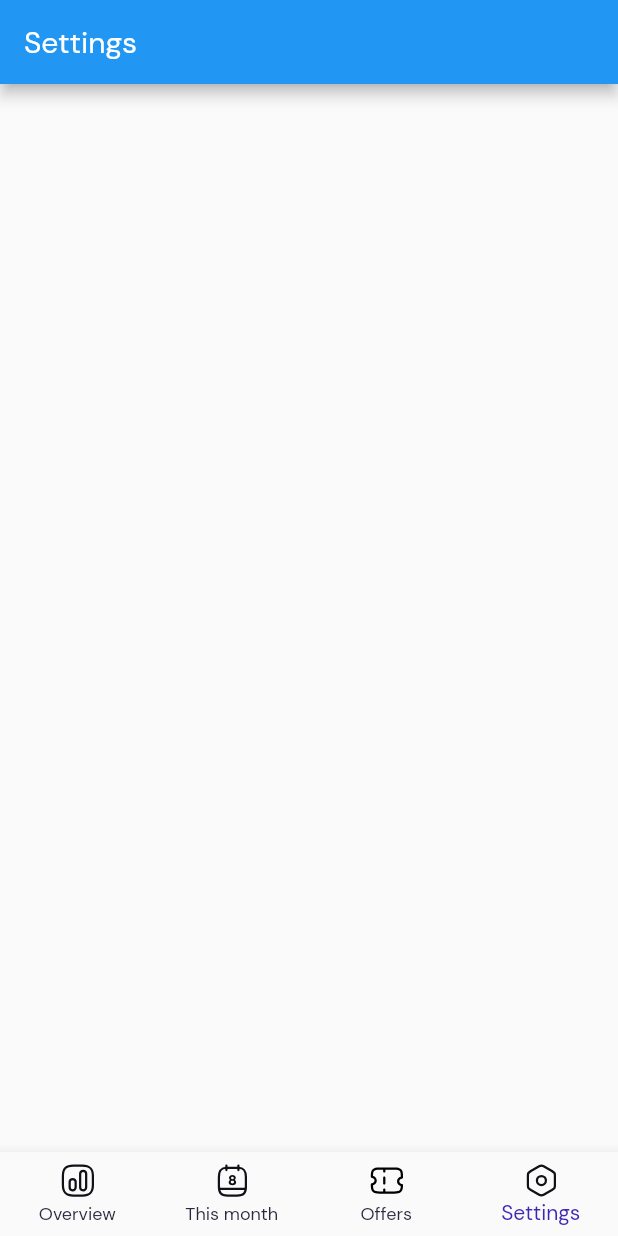
After one commit to arskii/saveit_client, a Flutter app: the screen it shows after launch, item 4 of the bottom bar chosen, on a phone screen of 412 x 824 dp. The commit adds this screen. Run offline on Flutter 3.47's test engine with Material 2 defaults, Android fonts, the phone set to English and light mode, and no system bars; our stand-ins replace flutter_svg.

Commit message:
add bottom navigation

```diff
--- a/lib/components/bottom_menu.dart
+++ b/lib/components/bottom_menu.dart
@@ -1,3 +1,7 @@
+import 'package:budgetapp/screens/bill_screen/bill_screen.dart';
+import 'package:budgetapp/screens/bill_screen/pages/sub_page.dart';
+import 'package:budgetapp/screens/expenses_screen/expenses_screen.dart';
+import 'package:budgetapp/settings_screen.dart';
 import 'package:flutter/material.dart';
 import 'package:flutter/src/widgets/container.dart';
 import 'package:flutter/src/widgets/framework.dart';
@@ -5,17 +9,36 @@ import 'package:flutter_svg/flutter_svg.dart';
 
 import 'package:budgetapp/constants.dart';
 
-class BottomMenu extends StatelessWidget {
+class BottomMenu extends StatefulWidget {
   const BottomMenu({super.key});
 
   @override
+  State<BottomMenu> createState() => _BottomMenuState();
+}
+
+class _BottomMenuState extends State<BottomMenu> {
+  int _currentIndex = 0;
+  final screens = const <Widget>[
+    ExpScreen(),
+    BillScreen(),
+    SubPage(),
+    SettingsScreen()
+  ];
+
+  @override
   Widget build(BuildContext context) {
-    return BottomNavigationBar(
+    return Scaffold(
+        body: screens[_currentIndex],
+        bottomNavigationBar: BottomNavigationBar(
           type: BottomNavigationBarType.fixed,
+          currentIndex: _currentIndex,
           iconSize: 24,
           unselectedItemColor: textPrimary,
           selectedItemColor: textActive,
           unselectedLabelStyle: const TextStyle(color: textGray),
+          onTap: (value) {
+            setState(() => _currentIndex = value);
+          },
           items: <BottomNavigationBarItem>[
             BottomNavigationBarItem(
               icon: SvgPicture.asset('assets/icons/overview.svg'),
@@ -34,6 +57,6 @@ class BottomMenu extends StatelessWidget {
               label: 'Settings',
             ),
           ],
-    );
+        ));
   }
 }
--- a/lib/main.dart
+++ b/lib/main.dart
@@ -1,3 +1,4 @@
+import 'package:budgetapp/components/bottom_menu.dart';
 import 'package:budgetapp/screens/expenses_screen/expenses_screen.dart';
 import 'package:flutter/material.dart';
 
@@ -19,7 +20,7 @@ class MyApp extends StatelessWidget {
         primarySwatch: Colors.blue,
         fontFamily: 'DMSans',
       ),
-      home: const ExpScreen(),
+      home: const BottomMenu(),
     );
   }
 }
--- a/lib/screens/bill_screen/pages/sub_page.dart
+++ b/lib/screens/bill_screen/pages/sub_page.dart
@@ -35,7 +35,7 @@ class _SubPageState extends State<SubPage> {
                 style: TextStyle(fontSize: 48, fontWeight: FontWeight.w700),
               ),
               Container(
-                height: 350,
+                height: 250,
                 decoration: BoxDecoration(
                   border: Border.all(color: textGray),
                   borderRadius: BorderRadius.circular(18),
--- /dev/null
+++ b/lib/settings_screen.dart
@@ -0,0 +1,20 @@
+import 'package:flutter/src/widgets/container.dart';
+import 'package:flutter/src/widgets/framework.dart';
+
+import 'package:flutter/material.dart';
+
+class SettingsScreen extends StatefulWidget {
+  const SettingsScreen({super.key});
+
+  @override
+  State<SettingsScreen> createState() => _SettingsScreenState();
+}
+
+class _SettingsScreenState extends State<SettingsScreen> {
+  @override
+  Widget build(BuildContext context) {
+    return Scaffold(
+      appBar: AppBar(title: Text('Settings')),
+    );
+  }
+}
```
Also changed, not shown: lib/screens/bill_screen/bill_screen.dart (+15 -4 lines). Lines whose indentation alone changed are shown as unchanged.
